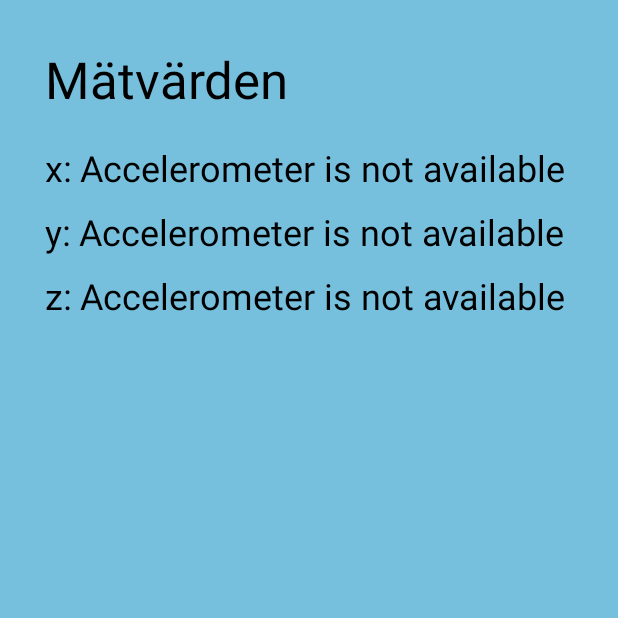
After one commit to axelwennerlund/LundaQuizet, an Android app: the MeasureActivity screen opened directly, with no data from a screen before it, on a phone screen of 412 x 824 dp, the top half of it. The commit adds this screen. Run offline under Robolectric (Android 15) with nearby library versions, the phone set to English and light mode, and no system bars.

Commit message:
Added a MeasureActivity that will show the accelerometer values (a part of the project).

```diff
--- a/app/src/main/AndroidManifest.xml
+++ b/app/src/main/AndroidManifest.xml
@@ -13,6 +13,9 @@
         android:theme="@style/Theme.LundaQuizet"
         tools:targetApi="31">
         <activity
+            android:name=".MeasureActivity"
+            android:exported="false" />
+        <activity
             android:name=".MainActivity"
             android:exported="true">
             <intent-filter>
--- a/app/src/main/java/com/example/lundaquizet/MainActivity.java
+++ b/app/src/main/java/com/example/lundaquizet/MainActivity.java
@@ -1,6 +1,9 @@
 package com.example.lundaquizet;
 
+import android.content.Intent;
 import android.os.Bundle;
+import android.view.View;
+
 import androidx.activity.EdgeToEdge;
 import androidx.appcompat.app.AppCompatActivity;
 import androidx.core.graphics.Insets;
@@ -20,4 +23,10 @@ public class MainActivity extends AppCompatActivity {
             return insets;
         });
     }
+
+    public void launchMeasure(View v) {
+        Intent i = new Intent(this, MeasureActivity.class);
+        startActivity(i);
+    }
+
 }
--- /dev/null
+++ b/app/src/main/java/com/example/lundaquizet/MeasureActivity.java
@@ -0,0 +1,81 @@
+package com.example.lundaquizet;
+
+import android.content.Context;
+import android.hardware.Sensor;
+import android.hardware.SensorEvent;
+import android.hardware.SensorEventListener;
+import android.hardware.SensorManager;
+import android.os.Bundle;
+import android.widget.TextView;
+
+import androidx.activity.EdgeToEdge;
+import androidx.appcompat.app.AppCompatActivity;
+import androidx.core.graphics.Insets;
+import androidx.core.view.ViewCompat;
+import androidx.core.view.WindowInsetsCompat;
+
+public class MeasureActivity extends AppCompatActivity implements SensorEventListener {
+
+    private TextView xTextView, yTextView, zTextView;
+    private SensorManager sensorManager;
+    private Sensor accelerometerSensor;
+    private boolean isAccelerometerSensorAvailable;
+
+    @Override
+    protected void onCreate(Bundle savedInstanceState) {
+        super.onCreate(savedInstanceState);
+        EdgeToEdge.enable(this);
+        setContentView(R.layout.activity_measure);
+        ViewCompat.setOnApplyWindowInsetsListener(findViewById(R.id.main), (v, insets) -> {
+            Insets systemBars = insets.getInsets(WindowInsetsCompat.Type.systemBars());
+            v.setPadding(systemBars.left, systemBars.top, systemBars.right, systemBars.bottom);
+            return insets;
+        });
+
+        xTextView = findViewById(R.id.xvalue);
+        yTextView = findViewById(R.id.yvalue);
+        zTextView = findViewById(R.id.zvalue);
+
+        sensorManager = (SensorManager) getSystemService(Context.SENSOR_SERVICE);
+
+        if (sensorManager.getDefaultSensor(Sensor.TYPE_ACCELEROMETER) != null) {
+            accelerometerSensor = sensorManager.getDefaultSensor(Sensor.TYPE_ACCELEROMETER);
+            isAccelerometerSensorAvailable = true;
+        } else {
+            xTextView.setText("Accelerometer is not available");
+            yTextView.setText("Accelerometer is not available");
+            zTextView.setText("Accelerometer is not available");
+            isAccelerometerSensorAvailable = false;
+        }
+
+    }
+
+    @Override
+    public void onSensorChanged(SensorEvent sensorEvent) {
+        xTextView.setText(getString(R.string.acceleration_value, sensorEvent.values[0]));
+        yTextView.setText(getString(R.string.acceleration_value, sensorEvent.values[1]));
+        zTextView.setText(getString(R.string.acceleration_value, sensorEvent.values[2]));
+    }
+
+    @Override
+    public void onAccuracyChanged(Sensor sensor, int accuracy) {
+
+    }
+
+    @Override
+    protected void onResume() {
+        super.onResume();
+        if (isAccelerometerSensorAvailable) {
+            sensorManager.registerListener(this, accelerometerSensor, SensorManager.SENSOR_DELAY_NORMAL);
+        }
+    }
+
+    @Override
+    protected void onPause() {
+        super.onPause();
+        if (isAccelerometerSensorAvailable) {
+            sensorManager.unregisterListener(this);
+        }
+    }
+
+}
--- a/app/src/main/res/layout/activity_main.xml
+++ b/app/src/main/res/layout/activity_main.xml
@@ -41,7 +41,7 @@
         app:layout_constraintTop_toTopOf="@id/guideline" />
 
     <Button
-        android:id="@+id/button3"
+        android:id="@+id/playButton"
         android:layout_width="260dp"
         android:layout_height="70dp"
         android:backgroundTint="#5B3C90"
@@ -55,26 +55,27 @@
     <androidx.constraintlayout.widget.ConstraintLayout
         android:layout_width="wrap_content"
         android:layout_height="wrap_content"
-        app:layout_constraintTop_toBottomOf="@id/button3"
+        app:layout_constraintTop_toBottomOf="@id/playButton"
         app:layout_constraintStart_toStartOf="parent"
         app:layout_constraintEnd_toEndOf="parent">
 
         <Button
-            android:id="@+id/button4"
+            android:id="@+id/measureButton"
             android:layout_width="140dp"
             android:layout_height="60dp"
             android:layout_marginEnd="44dp"
             android:backgroundTint="#5B3C90"
+            android:onClick="launchMeasure"
             android:text="Mät"
             android:textColor="@android:color/white"
             android:textSize="16sp"
             app:layout_constraintBottom_toBottomOf="parent"
-            app:layout_constraintEnd_toStartOf="@id/button"
+            app:layout_constraintEnd_toStartOf="@id/aboutButton"
             app:layout_constraintTop_toTopOf="parent"
             app:layout_constraintVertical_bias="0.0" />
 
         <Button
-            android:id="@+id/button"
+            android:id="@+id/aboutButton"
             android:layout_width="140dp"
             android:layout_height="60dp"
             android:layout_marginStart="4dp"
@@ -83,7 +84,7 @@
             android:textColor="@android:color/white"
             android:textSize="16sp"
             app:layout_constraintBottom_toBottomOf="parent"
-            app:layout_constraintStart_toEndOf="@id/button4"
+            app:layout_constraintStart_toEndOf="@id/measureButton"
             app:layout_constraintTop_toTopOf="parent"
             app:layout_constraintVertical_bias="0.0" />
 
--- /dev/null
+++ b/app/src/main/res/layout/activity_measure.xml
@@ -0,0 +1,95 @@
+<?xml version="1.0" encoding="utf-8"?>
+<androidx.constraintlayout.widget.ConstraintLayout xmlns:android="http://schemas.android.com/apk/res/android"
+    xmlns:app="http://schemas.android.com/apk/res-auto"
+    xmlns:tools="http://schemas.android.com/tools"
+    android:id="@+id/main"
+    android:layout_width="match_parent"
+    android:layout_height="match_parent"
+    android:background="#76c0de"
+    tools:context=".MeasureActivity">
+
+    <TextView
+        android:id="@+id/mätvärden"
+        android:layout_width="wrap_content"
+        android:layout_height="wrap_content"
+        android:layout_marginStart="30dp"
+        android:layout_marginTop="30dp"
+        android:text="Mätvärden"
+        android:textSize="34sp"
+        android:textColor="@android:color/black"
+        app:layout_constraintStart_toStartOf="parent"
+        app:layout_constraintTop_toTopOf="parent" />
+
+    <TextView
+        android:id="@+id/zvalue"
+        android:layout_width="wrap_content"
+        android:layout_height="wrap_content"
+        android:layout_marginStart="5dp"
+        android:layout_marginTop="10dp"
+        android:text="zvalue"
+        android:textSize="24sp"
+        android:textColor="@android:color/black"
+        app:layout_constraintStart_toEndOf="@+id/z_view"
+        app:layout_constraintTop_toBottomOf="@+id/yvalue" />
+
+    <TextView
+        android:id="@+id/x_view"
+        android:layout_width="wrap_content"
+        android:layout_height="wrap_content"
+        android:layout_marginStart="30dp"
+        android:layout_marginTop="20dp"
+        android:text="x:"
+        android:textSize="24sp"
+        android:textColor="@android:color/black"
+        app:layout_constraintStart_toStartOf="parent"
+        app:layout_constraintTop_toBottomOf="@+id/mätvärden" />
+
+    <TextView
+        android:id="@+id/xvalue"
+        android:layout_width="wrap_content"
+        android:layout_height="wrap_content"
+        android:layout_marginStart="5dp"
+        android:layout_marginTop="20dp"
+        android:text="xvalue"
+        android:textSize="24sp"
+        android:textColor="@android:color/black"
+        app:layout_constraintStart_toEndOf="@+id/x_view"
+        app:layout_constraintTop_toBottomOf="@+id/mätvärden" />
+
+    <TextView
+        android:id="@+id/yvalue"
+        android:layout_width="wrap_content"
+        android:layout_height="wrap_content"
+        android:layout_marginStart="5dp"
+        android:layout_marginTop="10dp"
+        android:text="yvalue"
+        android:textSize="24sp"
+        android:textColor="@android:color/black"
+        app:layout_constraintStart_toEndOf="@+id/y_view"
+        app:layout_constraintTop_toBottomOf="@+id/xvalue" />
+
+    <TextView
+        android:id="@+id/y_view"
+        android:layout_width="wrap_content"
+        android:layout_height="wrap_content"
+        android:layout_marginStart="30dp"
+        android:layout_marginTop="10dp"
+        android:text="y:"
+        android:textSize="24sp"
+        android:textColor="@android:color/black"
+        app:layout_constraintStart_toStartOf="parent"
+        app:layout_constraintTop_toBottomOf="@+id/x_view" />
+
+    <TextView
+        android:id="@+id/z_view"
+        android:layout_width="wrap_content"
+        android:layout_height="wrap_content"
+        android:layout_marginStart="30dp"
+        android:layout_marginTop="10dp"
+        android:text="z:"
+        android:textSize="24sp"
+        android:textColor="@android:color/black"
+        app:layout_constraintStart_toStartOf="parent"
+        app:layout_constraintTop_toBottomOf="@+id/y_view" />
+
+</androidx.constraintlayout.widget.ConstraintLayout>
--- a/app/src/main/res/values/strings.xml
+++ b/app/src/main/res/values/strings.xml
@@ -1,3 +1,4 @@
 <resources>
     <string name="app_name">LundaQuizet</string>
+    <string name="acceleration_value">%1$.2f m/s²</string>
 </resources>
```
